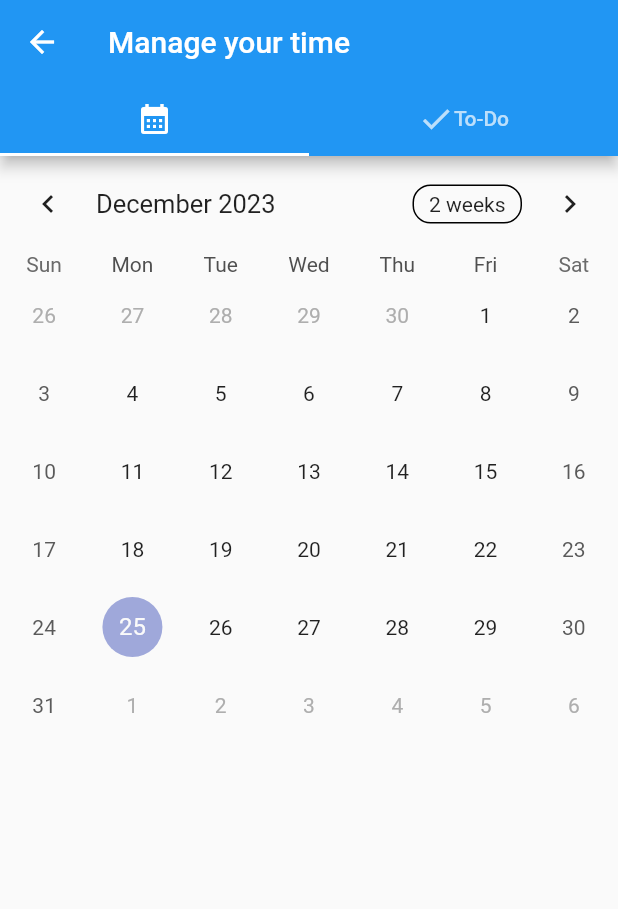
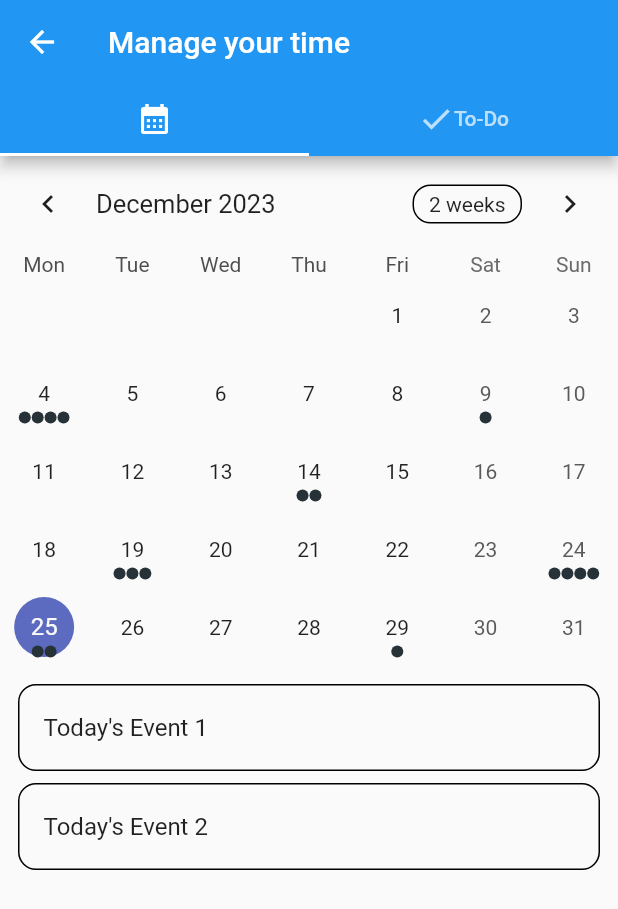
Before and after one commit to LeenAlsous/UniVerse, a Flutter app: the screen it shows after launch, after a tap on "Time management", on a phone screen of 412 x 824 dp. Shown: the top 909 px of the screen. Run offline on Flutter 3.47's test engine with Material 2 defaults, Android fonts, the phone set to English and light mode, and no system bars; drawn by our look-alikes of table_calendar; our stand-ins replace sizer; missing offline and left inert: sign_button.

Commit message:
dummy data for events

```diff
--- a/lib/presentation/time_management_tabs/calendar.dart
+++ b/lib/presentation/time_management_tabs/calendar.dart
@@ -1,5 +1,7 @@
 import 'package:flutter/material.dart';
 import 'package:table_calendar/table_calendar.dart';
+
+import '../../utils/events.dart';
 
 class Calendar extends StatefulWidget {
   const Calendar({super.key});
@@ -9,24 +11,127 @@ class Calendar extends StatefulWidget {
 }
 
 class _CalendarState extends State<Calendar> {
+  late final ValueNotifier<List<Event>> _selectedEvents;
+  CalendarFormat _calendarFormat = CalendarFormat.month;
+  RangeSelectionMode _rangeSelectionMode = RangeSelectionMode
+      .toggledOff; // Can be toggled on/off by longpressing a date
   DateTime _focusedDay = DateTime.now();
   DateTime? _selectedDay;
+  DateTime? _rangeStart;
+  DateTime? _rangeEnd;
+  @override
+  void initState() {
+    super.initState();
+    _selectedDay = _focusedDay;
+    _selectedEvents = ValueNotifier(_getEventsForDay(_selectedDay!));
+  }
+  @override
+  void dispose() {
+    _selectedEvents.dispose();
+    super.dispose();
+  }
+  List<Event> _getEventsForDay(DateTime day) {
+    // Implementation example
+    return kEvents[day] ?? [];
+  }
+  List<Event> _getEventsForRange(DateTime start, DateTime end) {
+    // Implementation example
+    final days = daysInRange(start, end);
+    return [
+      for (final d in days) ..._getEventsForDay(d),
+    ];
+  }
+  void _onDaySelected(DateTime selectedDay, DateTime focusedDay) {
+    if (!isSameDay(_selectedDay, selectedDay)) {
+      setState(() {
+        _selectedDay = selectedDay;
+        _focusedDay = focusedDay;
+        _rangeStart = null; // Important to clean those
+        _rangeEnd = null;
+        _rangeSelectionMode = RangeSelectionMode.toggledOff;
+      });
+      _selectedEvents.value = _getEventsForDay(selectedDay);
+    }
+  }
+  void _onRangeSelected(DateTime? start, DateTime? end, DateTime focusedDay) {
+    setState(() {
+      _selectedDay = null;
+      _focusedDay = focusedDay;
+      _rangeStart = start;
+      _rangeEnd = end;
+      _rangeSelectionMode = RangeSelectionMode.toggledOn;
+    });
+
+    // `start` or `end` could be null
+    if (start != null && end != null) {
+      _selectedEvents.value = _getEventsForRange(start, end);
+    } else if (start != null) {
+      _selectedEvents.value = _getEventsForDay(start);
+    } else if (end != null) {
+      _selectedEvents.value = _getEventsForDay(end);
+    }
+  }
   @override
   Widget build(BuildContext context) {
     return Scaffold(
-        body: TableCalendar(
-      focusedDay: DateTime.now(),
-      firstDay: DateTime.utc(2000, 1, 1),
-      lastDay: DateTime.utc(2030, 3, 14),
-          selectedDayPredicate: (day) {
-            return isSameDay(_selectedDay, day);
-          },
-          onDaySelected: (selectedDay, focusedDay) {
-            setState(() {
-              _selectedDay = selectedDay;
-              _focusedDay = focusedDay; // update `_focusedDay` here as well
-            });
-          },
-    ));
+        body: Column(
+          children: [
+            TableCalendar<Event>(
+              firstDay: kFirstDay,
+              lastDay: kLastDay,
+              focusedDay: _focusedDay,
+              selectedDayPredicate: (day) => isSameDay(_selectedDay, day),
+              rangeStartDay: _rangeStart,
+              rangeEndDay: _rangeEnd,
+              calendarFormat: _calendarFormat,
+              rangeSelectionMode: _rangeSelectionMode,
+              eventLoader: _getEventsForDay,
+              startingDayOfWeek: StartingDayOfWeek.monday,
+              calendarStyle: const CalendarStyle(
+                // Use `CalendarStyle` to customize the UI
+                outsideDaysVisible: false,
+              ),
+              onDaySelected: _onDaySelected,
+              onRangeSelected: _onRangeSelected,
+              onFormatChanged: (format) {
+                if (_calendarFormat != format) {
+                  setState(() {
+                    _calendarFormat = format;
+                  });
+                }
+              },
+              onPageChanged: (focusedDay) {
+                _focusedDay = focusedDay;
+              },
+            ),
+            const SizedBox(height: 8.0),
+            Expanded(
+              child: ValueListenableBuilder<List<Event>>(
+                valueListenable: _selectedEvents,
+                builder: (context, value, _) {
+                  return ListView.builder(
+                    itemCount: value.length,
+                    itemBuilder: (context, index) {
+                      return Container(
+                        margin: const EdgeInsets.symmetric(
+                          horizontal: 12.0,
+                          vertical: 4.0,
+                        ),
+                        decoration: BoxDecoration(
+                          border: Border.all(),
+                          borderRadius: BorderRadius.circular(12.0),
+                        ),
+                        child: ListTile(
+                          onTap: () => print('${value[index]}'),
+                          title: Text('${value[index]}'),
+                        ),
+                      );
+                    },
+                  );
+                },
+              ),
+            ),
+          ],
+        ),);
   }
 }
--- /dev/null
+++ b/lib/utils/events.dart
@@ -0,0 +1,36 @@
+import 'dart:collection';
+import 'package:table_calendar/table_calendar.dart';
+class Event {
+  final String title;
+  const Event(this.title);
+  @override
+  String toString() => title;
+}
+final kEvents = LinkedHashMap<DateTime, List<Event>>(
+  equals: isSameDay,
+  hashCode: getHashCode,
+)..addAll(_kEventSource);
+final _kEventSource = {
+  for (var item in List.generate(50, (index) => index))
+    DateTime.utc(kFirstDay.year, kFirstDay.month, item * 5): List.generate(
+        item % 4 + 1, (index) => Event('Event $item | ${index + 1}'))
+}..addAll({
+  kToday: [
+    const Event('Today\'s Event 1'),
+    const Event('Today\'s Event 2'),
+  ],
+});
+int getHashCode(DateTime key) {
+  return key.day * 1000000 + key.month * 10000 + key.year;
+}
+/// Returns a list of [DateTime] objects from [first] to [last], inclusive.
+List<DateTime> daysInRange(DateTime first, DateTime last) {
+  final dayCount = last.difference(first).inDays + 1;
+  return List.generate(
+    dayCount,
+        (index) => DateTime.utc(first.year, first.month, first.day + index),
+  );
+}
+final kToday = DateTime.now();
+final kFirstDay = DateTime(kToday.year, kToday.month - 3, kToday.day);
+final kLastDay = DateTime(kToday.year, kToday.month + 3, kToday.day);
```
Also changed, not shown: lib/presentation/time_management_tabs/to_do.dart (+23 -36 lines).
